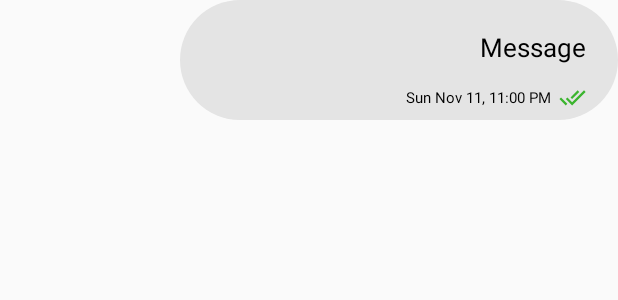
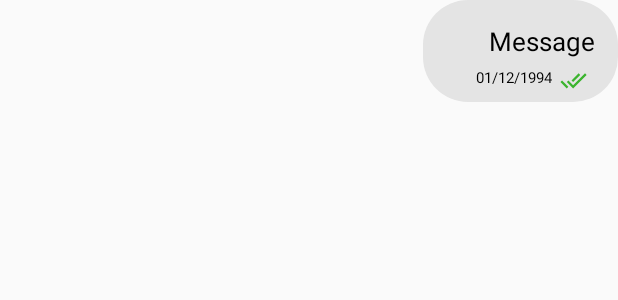
Before and after one commit to joshuajgomez/chatdaemon, an Android app: the layout layout_chat_adapter_item_right.xml on its own in the app's theme, with its tools: preview values and no code run, on a phone screen of 412 x 824 dp. Shown: the top 300 px of the screen. Run offline under Robolectric (Android 15) with nearby library versions, the light colour scheme and no system bars.

Commit message:
Modify chat bubble UI

```diff
--- a/app/src/main/res/drawable-v24/layout_rounded_green.xml
+++ b/app/src/main/res/drawable-v24/layout_rounded_green.xml
@@ -3,7 +3,7 @@
 
     <solid android:color="@color/green" />
 
-    <corners android:radius="50dp" />
+    <corners android:radius="30dp" />
 
     <padding
         android:bottom="0dp"
--- a/app/src/main/res/drawable/layout_rounded_grey.xml
+++ b/app/src/main/res/drawable/layout_rounded_grey.xml
@@ -3,7 +3,7 @@
 
     <solid android:color="@color/grey" />
 
-    <corners android:radius="50dp" />
+    <corners android:radius="30dp" />
 
     <padding
         android:bottom="0dp"
--- a/app/src/main/res/layout/layout_chat_adapter_item_right.xml
+++ b/app/src/main/res/layout/layout_chat_adapter_item_right.xml
@@ -1,40 +1,47 @@
 <?xml version="1.0" encoding="utf-8"?>
-<RelativeLayout xmlns:android="http://schemas.android.com/apk/res/android"
+<LinearLayout xmlns:android="http://schemas.android.com/apk/res/android"
+    android:layout_width="match_parent"
+    android:layout_height="wrap_content"
+    android:layout_marginStart="120dp"
+    android:orientation="vertical">
+
+    <LinearLayout
         android:layout_width="wrap_content"
-    android:layout_height="80dp"
-    android:layout_marginStart="120dp"
+        android:layout_height="wrap_content"
+        android:layout_gravity="end"
         android:layout_marginBottom="15dp"
         android:background="@drawable/layout_rounded_grey"
         android:orientation="vertical"
-    android:padding="6dp">
+        android:padding="5dp">
 
         <TextView
+            android:gravity="end"
             android:id="@+id/tv_message"
             android:layout_width="wrap_content"
             android:layout_height="wrap_content"
-        android:layout_alignParentEnd="true"
-        android:layout_marginStart="15dp"
-        android:layout_marginTop="13dp"
-        android:layout_marginEnd="15dp"
+            android:layout_gravity="end"
+            android:layout_marginStart="10dp"
+            android:layout_marginTop="10dp"
+            android:layout_marginEnd="10dp"
+            android:layout_marginBottom="5dp"
             android:text="Message"
             android:textAlignment="textEnd"
             android:textColor="@color/black"
             android:textSize="17sp" />
 
-    <RelativeLayout
+        <LinearLayout
+            android:layout_marginStart="30dp"
+            android:layout_gravity="end"
             android:layout_width="wrap_content"
             android:layout_height="wrap_content"
-        android:layout_alignParentEnd="true"
-        android:layout_alignParentBottom="true">
+            android:orientation="horizontal">
 
             <TextView
                 android:id="@+id/tv_date_time"
                 android:layout_width="wrap_content"
                 android:layout_height="wrap_content"
-            android:layout_centerVertical="true"
                 android:layout_marginEnd="5dp"
-            android:layout_toLeftOf="@id/iv_chat_status"
-            android:text="Sun Nov 11, 11:00 PM"
+                android:text="01/12/1994"
                 android:textColor="@color/black"
                 android:textSize="10sp" />
 
@@ -42,10 +49,11 @@
                 android:id="@+id/iv_chat_status"
                 android:layout_width="18dp"
                 android:layout_height="18dp"
-            android:layout_alignParentEnd="true"
                 android:layout_marginEnd="15dp"
                 android:src="@drawable/ic_seen" />
 
-    </RelativeLayout>
+        </LinearLayout>
 
-</RelativeLayout>
+    </LinearLayout>
+
+</LinearLayout>
```
Also changed, not shown: app/src/main/res/layout/layout_chat_adapter_item_left.xml (+25 -24 lines). Lines whose indentation alone changed are shown as unchanged.
